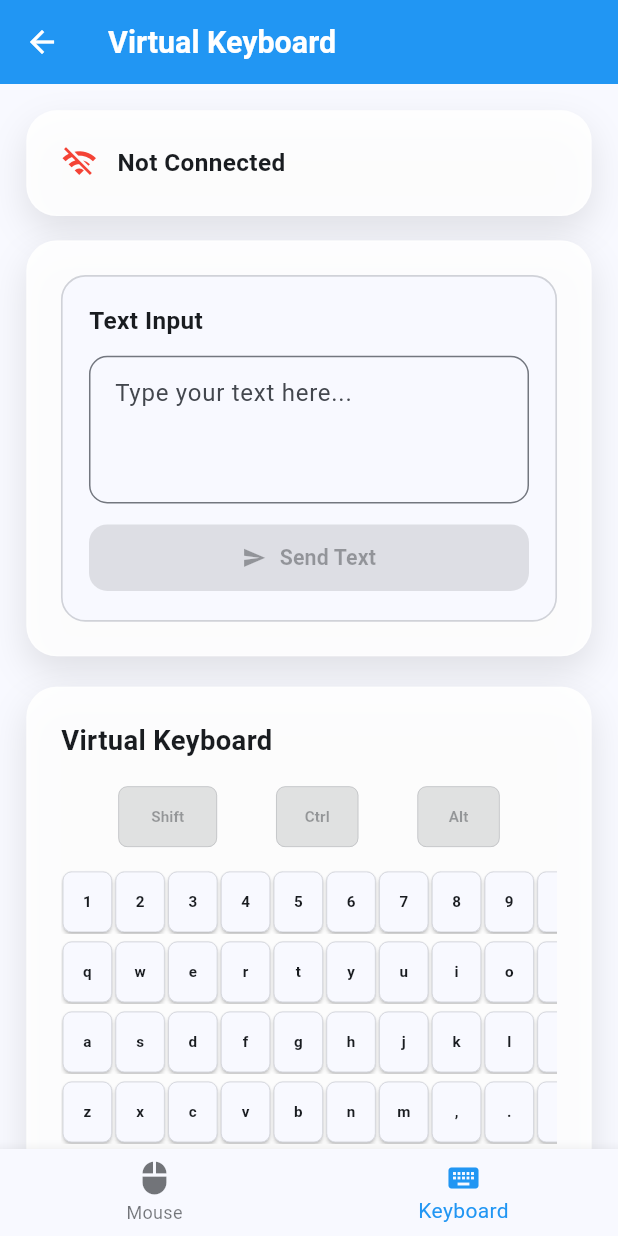
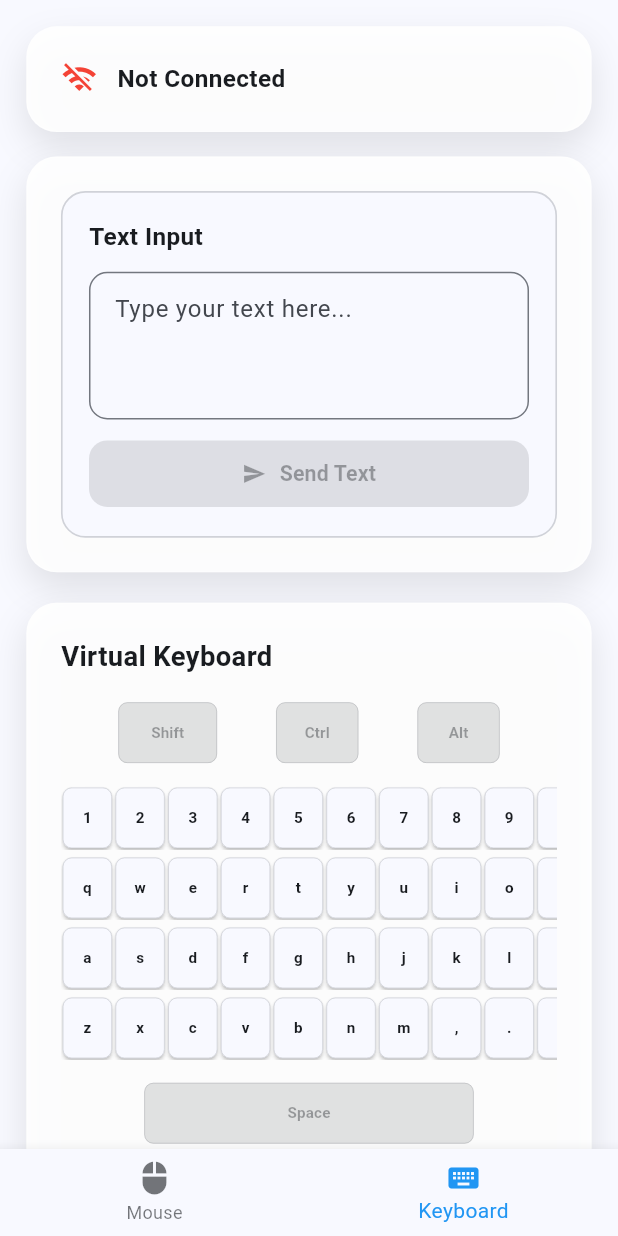
Before and after one commit to 0xAhmd/mouser, a Flutter app: the MouserScreen screen opened directly, item 2 of the bottom bar chosen, on a phone screen of 412 x 824 dp. Run offline on Flutter 3.47's test engine with Material 3 defaults, Android fonts, the phone set to English and light mode, and no system bars; our stand-ins replace dio, equatable, flutter_bloc, flutter_screenutil, retrofit, shared_preferences; accounts and stored records are empty; generated files the repository leaves out were written again; Roboto replaces fonts that are missing (SF Pro Display).

Commit message:
header unified

```diff
--- a/lib/keyboard/presentation/pages/keyboard_page.dart
+++ b/lib/keyboard/presentation/pages/keyboard_page.dart
@@ -57,18 +57,6 @@ class _KeyboardPageState extends State<KeyboardPage> {
 
     return Scaffold(
       backgroundColor: theme.colorScheme.surface,
-      appBar: AppBar(
-        title: Text(
-          'Virtual Keyboard',
-          style: TextStyle(
-            fontSize: 20.sp,
-            fontWeight: FontWeight.bold,
-          ),
-        ),
-        backgroundColor: theme.colorScheme.primary,
-        foregroundColor: Colors.white,
-        elevation: 0,
-      ),
       body: SafeArea(
         child: BlocListener<KeyboardCubit, KeyboardState>(
           listener: (context, state) {
--- a/lib/mouse/presentation/screens/main_page.dart
+++ b/lib/mouse/presentation/screens/main_page.dart
@@ -9,7 +9,6 @@ import 'package:mouser/mouse/presentation/widgets/touch_pad_area.dart';
 import 'package:mouser/mouse/presentation/widgets/animated_button.dart';
 import 'package:mouser/mouse/presentation/widgets/custom_text_field.dart';
 import 'package:mouser/mouse/presentation/widgets/glass_card.dart';
-import 'package:mouser/mouse/presentation/widgets/status_indicator.dart';
 import 'package:mouser/mouse/presentation/cubit/connecton_cubit.dart';
 import 'package:mouser/mouse/presentation/cubit/connecton_state.dart';
 import 'package:mouser/mouse/presentation/cubit/mouse_cubit.dart';
@@ -22,35 +21,21 @@ class MouserScreen extends StatefulWidget {
   _MouserScreenState createState() => _MouserScreenState();
 }
 
-class _MouserScreenState extends State<MouserScreen>
-    with TickerProviderStateMixin {
+class _MouserScreenState extends State<MouserScreen> {
   final TextEditingController _ipController = TextEditingController();
   int _currentIndex = 0;
-
-  late AnimationController _pulseController;
-  late AnimationController _connectionController;
 
   final List<Widget> _pages = [];
 
   @override
   void initState() {
     super.initState();
-    _pulseController = AnimationController(
-      duration: const Duration(seconds: 2),
-      vsync: this,
-    )..repeat(reverse: true);
-    _connectionController = AnimationController(
-      duration: const Duration(milliseconds: 300),
-      vsync: this,
-    );
 
-    // Initialize pages
     _pages.addAll([
       _buildMousePage(),
       const KeyboardPage(),
     ]);
 
-    // Initialize IP controller with current state
     WidgetsBinding.instance.addPostFrameCallback((_) {
       final connectionState = context.read<ConnectionCubit>().state;
       _ipController.text = connectionState.serverIP;
@@ -59,8 +44,6 @@ class _MouserScreenState extends State<MouserScreen>
 
   @override
   void dispose() {
-    _pulseController.dispose();
-    _connectionController.dispose();
     _ipController.dispose();
     super.dispose();
   }
@@ -68,10 +51,7 @@ class _MouserScreenState extends State<MouserScreen>
   void _showSnackBar(String message, Color color) {
     ScaffoldMessenger.of(context).showSnackBar(
       SnackBar(
-        content: Text(
-          message,
-          style: TextStyle(fontSize: 14.sp),
-        ),
+        content: Text(message, style: TextStyle(fontSize: 14.sp)),
         backgroundColor: color,
         behavior: SnackBarBehavior.floating,
         shape:
@@ -93,11 +73,9 @@ class _MouserScreenState extends State<MouserScreen>
             BlocListener<ConnectionCubit, ConnectionState>(
               listener: (context, state) {
                 if (state.isConnected) {
-                  _connectionController.forward();
                   HapticFeedback.lightImpact();
                   _showSnackBar('Connected successfully!', Colors.green);
                 } else if (!state.isConnected && !state.isConnecting) {
-                  _connectionController.reverse();
                   if (state.errorMessage != null) {
                     HapticFeedback.heavyImpact();
                     _showSnackBar(state.errorMessage!, Colors.red);
@@ -117,7 +95,10 @@ class _MouserScreenState extends State<MouserScreen>
           child: _currentIndex == 0
               ? Column(
                   children: [
-                    _buildHeader(theme),
+                    Padding(
+                      padding: EdgeInsets.all(16.w),
+                      child: _buildConnectionStatus(),
+                    ), // ✅ unified header
                     Expanded(
                       child: SingleChildScrollView(
                         padding: EdgeInsets.symmetric(horizontal: 20.w),
@@ -143,11 +124,7 @@ class _MouserScreenState extends State<MouserScreen>
       ),
       bottomNavigationBar: BottomNavigationBar(
         currentIndex: _currentIndex,
-        onTap: (index) {
-          setState(() {
-            _currentIndex = index;
-          });
-        },
+        onTap: (index) => setState(() => _currentIndex = index),
         type: BottomNavigationBarType.fixed,
         selectedItemColor: theme.colorScheme.primary,
         unselectedItemColor: theme.colorScheme.onSurface.withOpacity(0.6),
@@ -166,104 +143,50 @@ class _MouserScreenState extends State<MouserScreen>
   }
 
   Widget _buildMousePage() {
-    return const SizedBox(); // This will be handled by the main build method
+    return const SizedBox(); // Main build handles page
   }
 
-  Widget _buildHeader(ThemeData theme) {
+  Widget _buildConnectionStatus() {
     return BlocBuilder<ConnectionCubit, ConnectionState>(
       builder: (context, connectionState) {
-        return AnimatedBuilder(
-          animation: _connectionController,
-          builder: (context, child) {
-            return Container(
-              padding: EdgeInsets.all(20.w),
-              decoration: BoxDecoration(
-                gradient: LinearGradient(
-                  colors: [
-                    connectionState.isConnected
-                        ? theme.colorScheme.primary
-                        : theme.colorScheme.error,
-                    connectionState.isConnected
-                        ? theme.colorScheme.primary.withOpacity(0.8)
-                        : theme.colorScheme.error.withOpacity(0.8),
-                  ],
-                  begin: Alignment.topLeft,
-                  end: Alignment.bottomRight,
-                ),
-                boxShadow: [
-                  BoxShadow(
-                    color: (connectionState.isConnected
-                            ? theme.colorScheme.primary
-                            : theme.colorScheme.error)
-                        .withOpacity(0.3),
-                    blurRadius: 20.r,
-                    offset: Offset(0, 10.h),
-                  ),
-                ],
-              ),
+        return GlassCard(
           child: Row(
             children: [
-                  AnimatedBuilder(
-                    animation: _pulseController,
-                    builder: (context, child) {
-                      return Container(
-                        padding: EdgeInsets.all(12.w),
-                        decoration: BoxDecoration(
-                          color: Colors.white.withOpacity(0.2),
-                          borderRadius: BorderRadius.circular(16.r),
-                          border: Border.all(
-                            color: Colors.white.withOpacity(
-                              _pulseController.value * 0.5 + 0.3,
+              Icon(
+                connectionState.isConnected ? Icons.wifi : Icons.wifi_off,
+                color: connectionState.isConnected ? Colors.green : Colors.red,
+                size: 24.sp,
               ),
-                            width: 2.w,
-                          ),
-                        ),
-                        child: Icon(
-                          _currentIndex == 0 ? Icons.computer : Icons.keyboard,
-                          color: Colors.white,
-                          size: 32.sp,
-                        ),
-                      );
-                    },
-                  ),
-                  SizedBox(width: 16.w),
+              SizedBox(width: 12.w),
               Expanded(
                 child: Column(
                   crossAxisAlignment: CrossAxisAlignment.start,
                   children: [
                     Text(
-                          _currentIndex == 0
-                              ? 'Mouse Controller'
-                              : 'Keyboard Controller',
+                      connectionState.isConnected
+                          ? 'Connected'
+                          : 'Not Connected',
                       style: TextStyle(
-                            color: Colors.white,
-                            fontWeight: FontWeight.bold,
-                            fontSize: 22.sp,
+                        fontSize: 16.sp,
+                        fontWeight: FontWeight.w600,
                       ),
                     ),
-                        SizedBox(height: 4.h),
-                        AnimatedSwitcher(
-                          duration: const Duration(milliseconds: 300),
-                          child: Text(
-                            key: ValueKey(connectionState.isConnected),
-                            connectionState.isConnected
-                                ? 'Connected to ${connectionState.serverIP}'
-                                : 'Not Connected',
+                    if (connectionState.isConnected)
+                      Text(
+                        connectionState.serverIP,
                         style: TextStyle(
-                              color: Colors.white.withOpacity(0.9),
-                              fontSize: 14.sp,
-                            ),
-                            overflow: TextOverflow.ellipsis,
+                          fontSize: 12.sp,
+                          color: Theme.of(context)
+                              .colorScheme
+                              .onSurface
+                              .withOpacity(0.6),
                         ),
                       ),
                   ],
                 ),
               ),
-                  StatusIndicator(isConnected: connectionState.isConnected),
             ],
           ),
-            );
-          },
         );
       },
     );
```
Lines whose indentation alone changed are shown as unchanged.
